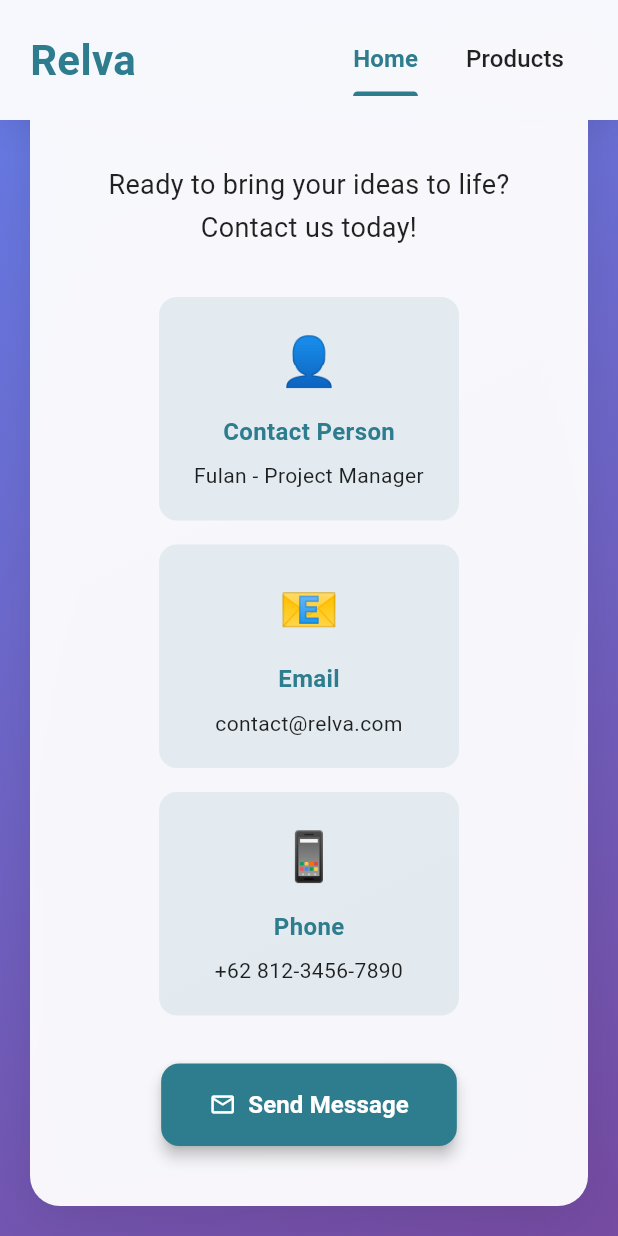
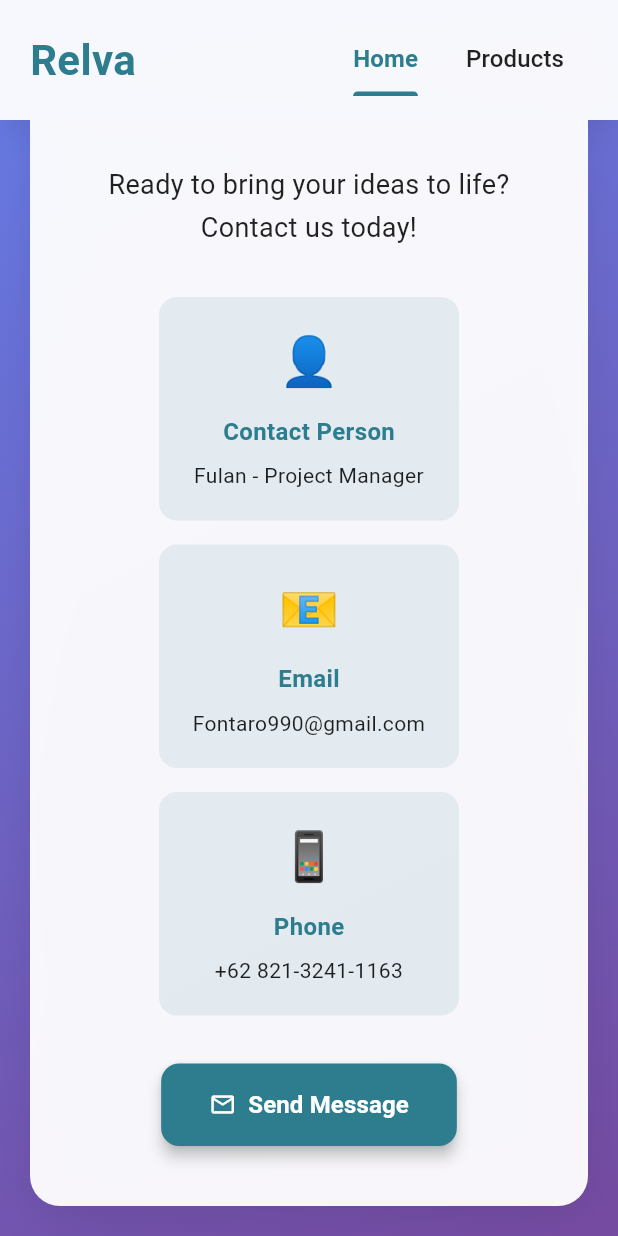
Before and after one commit to Vanilla-Nya/Relva_Studio_Web, a Flutter app: the screen it shows after launch, scrolled down 3198 dp, on a phone screen of 412 x 824 dp. Run offline on Flutter 3.47's test engine with Material 3 defaults, Android fonts, the light colour scheme and no system bars.

Commit message:
fixing landing page

```diff
--- a/relva_studio/lib/relvastudio/relva_home_page.dart
+++ b/relva_studio/lib/relvastudio/relva_home_page.dart
@@ -416,17 +416,17 @@ class RelvaHomePage extends StatelessWidget {
                         _buildContactCard(
                           '👤',
                           'Contact Person',
-                          'Fulan\nProject Manager',
+                          'Alfon Soetanto\nProject Manager',
                         ),
                         _buildContactCard(
                           '📧',
                           'Email',
-                          'contact@relva.com\nhello@relva.com',
+                          'Fontaro990@gmail.com\n alvinmiha289@gmail.com',
                         ),
                         _buildContactCard(
                           '📱',
                           'Phone',
-                          '+62 812-3456-7890\n+62 821-9876-5432',
+                          '+62 821-3241-1163\n+62 812-1638-225',
                         ),
                       ],
                     )
@@ -438,9 +438,9 @@ class RelvaHomePage extends StatelessWidget {
                           'Fulan - Project Manager',
                         ),
                         const SizedBox(height: 16),
-                        _buildContactCard('📧', 'Email', 'contact@relva.com'),
+                        _buildContactCard('📧', 'Email', 'Fontaro990@gmail.com'),
                         const SizedBox(height: 16),
-                        _buildContactCard('📱', 'Phone', '+62 812-3456-7890'),
+                        _buildContactCard('📱', 'Phone', '+62 821-3241-1163'),
                       ],
                     );
             },
```
